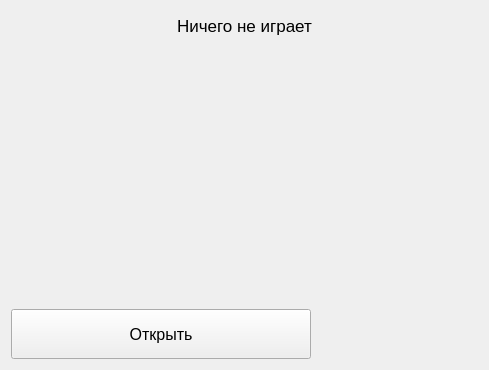
Qt form src/karaoke.ui (Vladius25/karaoke) before a commit.
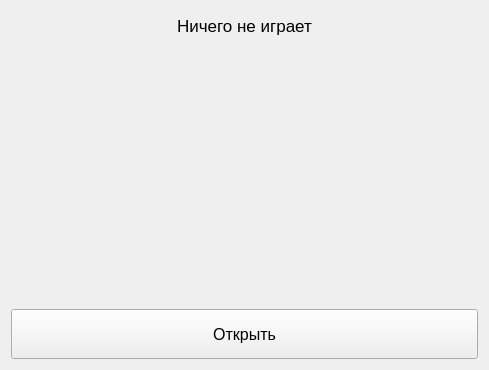
The same form after that commit.

What changed in the file:
```diff
--- a/src/karaoke.ui
+++ b/src/karaoke.ui
@@ -56,7 +56,7 @@
       <widget class="QPushButton" name="open">
        <property name="maximumSize">
         <size>
-         <width>300</width>
+         <width>1600000</width>
          <height>50</height>
         </size>
        </property>
```
